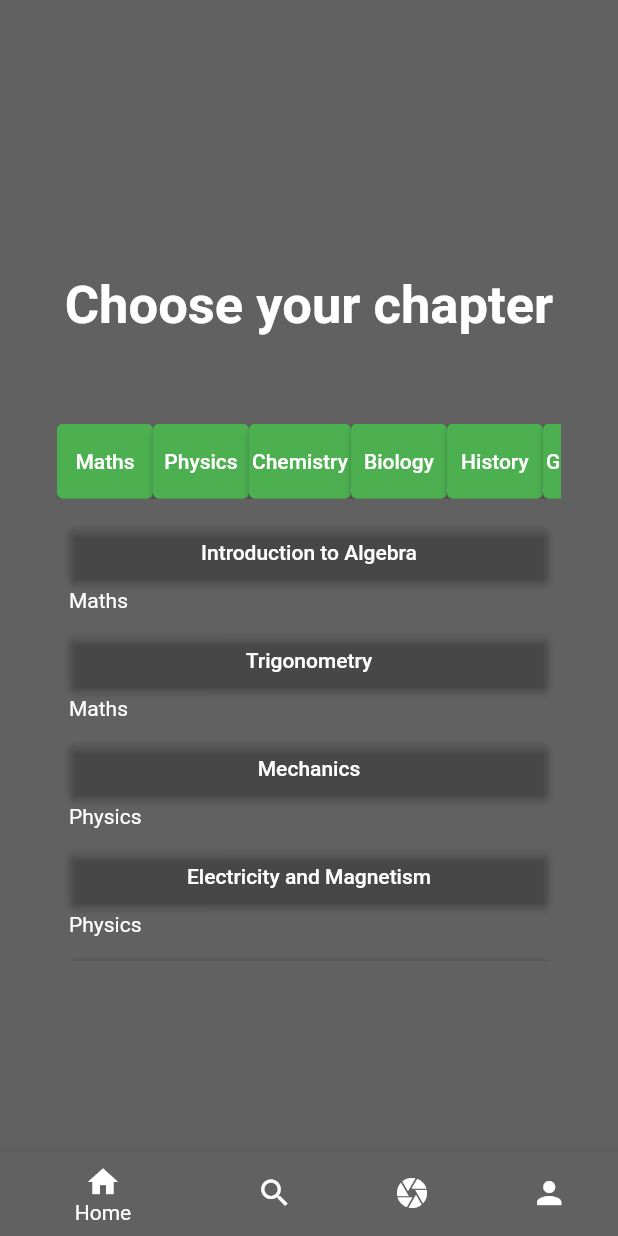
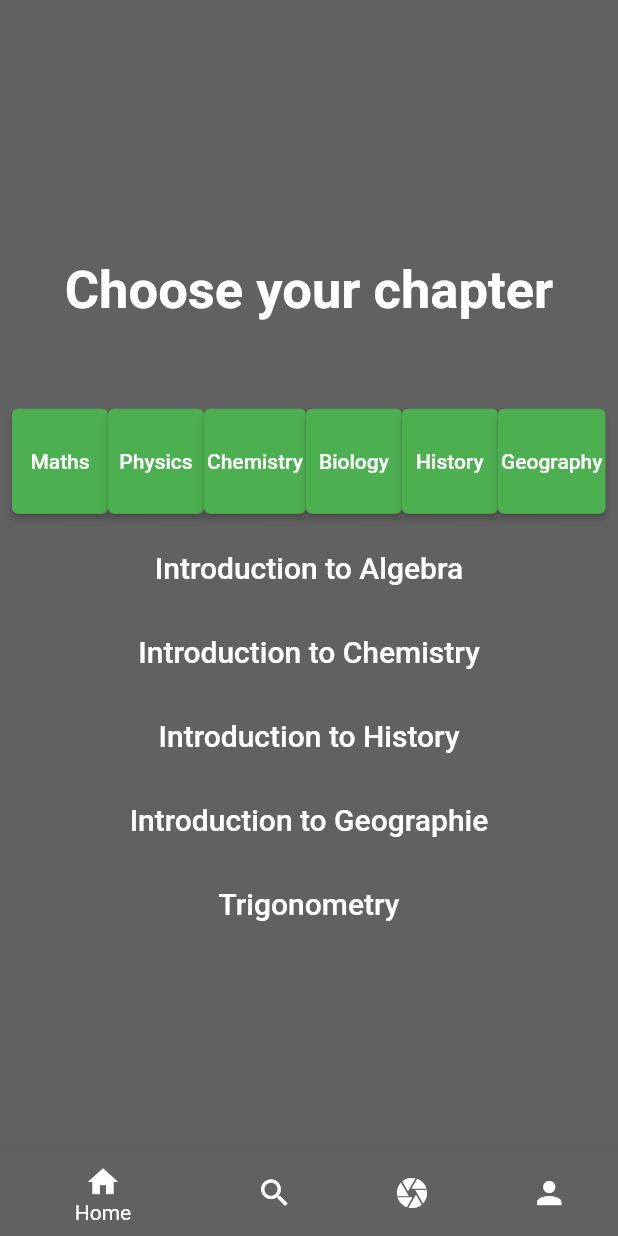
Before and after one commit to Henrisrn/ProjetPi2Pi, a Flutter app: the screen it shows after launch, item 2 of the bottom bar chosen, on a phone screen of 412 x 824 dp. Run offline on Flutter 3.47's test engine with Material 2 defaults, Android fonts, the phone set to English and light mode, and no system bars; our stand-ins replace image_picker, video_player; missing offline and left inert: mongo_dart; Roboto replaces fonts that are missing (Montserrat).

Commit message:
Deuxième commit playstore

```diff
--- a/lib/Chapter.dart
+++ b/lib/Chapter.dart
@@ -7,6 +7,9 @@ class Chapter {
   static List<Chapter> getChapters() {
     return <Chapter>[
       Chapter(title: "Introduction to Algebra", subject: "Maths"),
+      Chapter(title: "Introduction to Chemistry", subject: "Chemistry"),
+      Chapter(title: "Introduction to History", subject: "History"),
+      Chapter(title: "Introduction to Geographie", subject: "Geography"),
       Chapter(title: "Trigonometry", subject: "Maths"),
       Chapter(title: "Mechanics", subject: "Physics"),
       Chapter(title: "Electricity and Magnetism", subject: "Physics"),
--- a/lib/Guest.dart
+++ b/lib/Guest.dart
@@ -7,10 +7,10 @@ import 'package:projetpix/CGU.dart';
 import 'package:projetpix/Camera.dart';
 import 'package:projetpix/Camera2.dart';
 import 'package:projetpix/Chapitre.dart';
+import 'package:projetpix/CoursChapitre.dart';
 import 'package:projetpix/DBConnection.dart';
 import 'package:projetpix/Home.dart';
 import 'package:projetpix/Lecteurvideo.dart';
-import 'package:projetpix/PartieFinie.dart';
 import 'package:projetpix/Premium.dart';
 import 'package:projetpix/Profil.dart';
 import 'package:projetpix/Reglage.dart';
@@ -30,34 +30,18 @@ class _GuestState extends State<Guest> {
   int index = 0;
   String pathvideoo = "";
   List<String> collec = [
-    "Cestun10mais",
-    "Action",
-    "Verite",
-    "Jenaijamais",
-    "Quipourrait",
-    "Cap"
+    "Cours",
   ];
-  String sortie = "";
-
-  bool Partiefinie(List<List<String>> lis) {
-    bool res = false;
-    for (List<String> i in lis) {
-      if (i.length == 0) {
-        res = true;
-      }
-    }
-    return res;
-  }
-
+  List<String> matiereetcours = [];
   List<String> questiondejafaite = [];
   void initState() {
     // ignore: todo
     // TODO: implement initState
+
     super.initState();
 
     DBConnection coll = new DBConnection(collec);
-    coll.dbconnect.then(((question) => setState(() {
-          print(question);
+    coll.dbconnect.then(((courss) => setState(() {
           _widget.addAll([
             Home(
                 onChangedStep: (indexx, value) => setState(() {
@@ -66,6 +50,9 @@ class _GuestState extends State<Guest> {
             Search(
                 onChangedStep: (indexx, value) => setState(() {
                       index = indexx;
+                      for (String i in value) {
+                        matiereetcours.add((i));
+                      }
                     })),
             TakeVideoPage(
                 onChangedStep: (indexx, value) => setState(() {
@@ -95,7 +82,14 @@ class _GuestState extends State<Guest> {
             Terms(
                 onChangedStep: (indexx, value) => setState(() {
                       index = indexx;
-                    }))
+                    })),
+            CoursChapitre(
+              onChangedStep: (indexx, value) => setState(() {
+                index = indexx;
+              }),
+              cours: matiereetcours,
+              contenuecours: courss,
+            )
           ]);
         })));
   }
@@ -108,7 +102,14 @@ class _GuestState extends State<Guest> {
           ? SafeArea(
               child: Scaffold(
               body: Center(
-                  child: Text("Loading", style: TextStyle(fontSize: 30))),
+                child: Image.asset(
+                  width: 200, // Définir la largeur de l'image
+                  height: 200, // Définir la hauteur de l'image
+                  fit: BoxFit
+                      .cover, // Redimensionner l'image pour remplir le conteneur
+                  'assets/images/Loading.jpg',
+                ),
+              ),
             ))
           : _widget.elementAt(index),
     );
--- a/lib/Home.dart
+++ b/lib/Home.dart
@@ -36,12 +36,8 @@ class _HomeState extends State<Home> {
     return SafeArea(
       child: Scaffold(
         backgroundColor: Colors.grey[700],
-        appBar: AppBar(
-          backgroundColor: Colors.grey[700],
-          elevation: 0,
-        ),
         bottomNavigationBar: BottomNavigationBar(
-          backgroundColor: Colors.grey[500],
+          backgroundColor: Colors.transparent,
           items: <BottomNavigationBarItem>[
             BottomNavigationBarItem(
               backgroundColor: Colors.grey[700],
--- a/lib/Search.dart
+++ b/lib/Search.dart
@@ -7,6 +7,7 @@ import 'package:flutter/src/widgets/framework.dart';
 import 'package:projetpix/Camera.dart';
 import 'package:projetpix/Chapitre.dart';
 import 'package:projetpix/Chapter.dart';
+import 'package:projetpix/CoursChapitre.dart';
 import 'package:projetpix/Guest.dart';
 import 'package:projetpix/Profil.dart';
 import 'package:projetpix/Search.dart';
@@ -97,7 +98,7 @@ class _SearchState extends State<Search> {
                 builder: (BuildContext context, Orientation orientation) {
               return Center(
                   child: SingleChildScrollView(
-                padding: EdgeInsets.symmetric(horizontal: 30),
+                padding: EdgeInsets.symmetric(horizontal: 0),
                 child: Column(
                   children: [
                     Text(
@@ -114,7 +115,7 @@ class _SearchState extends State<Search> {
                     Padding(
                         padding: const EdgeInsets.all(8.0),
                         child: Container(
-                          height: 50,
+                          height: 70,
                           child: ListView(
                             scrollDirection: Axis.horizontal,
                             children: _subjects.map((subject) {
@@ -157,21 +158,19 @@ class _SearchState extends State<Search> {
                               title: ElevatedButton(
                                 style: ElevatedButton.styleFrom(
                                     padding: EdgeInsets.all(2),
-                                    primary: Colors.transparent),
-                                onPressed: () => Matiere(
-                                    onChangedStep: (indexx, value) =>
-                                        setState(() {
-                                          index = indexx;
-                                        }),
-                                    chap: _filteredChapters[index]),
+                                    elevation: 0,
+                                    primary: Colors.grey[700]),
+                                onPressed: () {
+                                  widget.onChangedStep(9, [
+                                    _filteredChapters[index].title,
+                                    _filteredChapters[index].subject
+                                  ]);
+                                },
                                 child: Text(
                                   _filteredChapters[index].title,
-                                  style: TextStyle(color: Colors.white),
+                                  style: TextStyle(
+                                      color: Colors.white, fontSize: 20),
                                 ),
-                              ),
-                              subtitle: Text(
-                                _filteredChapters[index].subject,
-                                style: TextStyle(color: Colors.white),
                               ),
                             );
                           },
--- a/lib/Tiktokpage.dart
+++ b/lib/Tiktokpage.dart
@@ -152,8 +152,9 @@ class _TikTokClonePageState extends State<TikTokClonePage> {
                     mainAxisAlignment: MainAxisAlignment.spaceEvenly,
                     children: [
                       IconButton(
+                        iconSize: 70,
                         icon: Icon(Icons.arrow_drop_up,
-                            size: 50, color: Colors.white),
+                            size: 100, color: Colors.transparent),
                         onPressed: () {
                           setState(() {
                             _currentIndex =
@@ -165,8 +166,9 @@ class _TikTokClonePageState extends State<TikTokClonePage> {
                         },
                       ),
                       IconButton(
+                        iconSize: 70,
                         icon: Icon(Icons.arrow_drop_down,
-                            size: 50, color: Colors.white),
+                            size: 100, color: Colors.transparent),
                         onPressed: () {
                           setState(() {
                             _currentIndex =
--- a/lib/UploadVideo.dart
+++ b/lib/UploadVideo.dart
@@ -3,7 +3,6 @@ import 'dart:io';
 import 'package:flutter/material.dart';
 import 'package:image_picker/image_picker.dart';
 import 'package:http/http.dart' as http;
-import 'package:projetpix/VideoReader.dart';
 import 'package:video_player/video_player.dart';
 
 class VideoUploaderPage extends StatefulWidget {
--- a/lib/VideoPlayerpage.dart
+++ b/lib/VideoPlayerpage.dart
@@ -34,9 +34,6 @@ class _VideoPlayerPageState extends State<VideoPlayerPage> {
   @override
   Widget build(BuildContext context) {
     return Scaffold(
-      appBar: AppBar(
-        title: Text('Video Player'),
-      ),
       body: _controller!.value.isInitialized
           ? GestureDetector(
               onTap: () {
--- a/lib/main.dart
+++ b/lib/main.dart
@@ -4,7 +4,6 @@ import 'package:flutter/services.dart';
 import 'package:projetpix/Guest.dart';
 import 'package:projetpix/Home.dart';
 import 'package:projetpix/Lecteurvideo.dart';
-import 'package:projetpix/Test.dart';
 import 'package:projetpix/Tiktokpage.dart';
 
 void main() async {
--- a/pubspec.yaml
+++ b/pubspec.yaml
@@ -17,7 +17,7 @@ publish_to: 'none' # Remove this line if you wish to publish to pub.dev
 # https://developer.apple.com/library/archive/documentation/General/Reference/InfoPlistKeyReference/Articles/CoreFoundationKeys.html
 # In Windows, build-name is used as the major, minor, and patch parts
 # of the product and file versions while build-number is used as the build suffix.
-version: 1.0.0+1
+version: 1.2.3+1
 
 environment:
   sdk: '>=2.18.4 <3.0.0'
@@ -41,10 +41,6 @@ dependencies:
   path: ^1.8.2
   image_picker: ^0.7.2+1
   video_player: ^2.5.1
-  google_sign_in: ^6.0.0
-  youtube: ^1.0.1
-  googleapis: ^10.1.0
-  googleapis_auth: ^1.3.1
 
 dev_dependencies:
   flutter_test:
```
Also changed, not shown: lib/CoursChapitre.dart (added, +133 -0 lines), lib/DBConnection.dart (+16 -16 lines), lib/PartieFinie.dart (deleted, +0 -20 lines), lib/Test.dart (deleted, +0 -41 lines), lib/VideoReader.dart (deleted, +0 -19 lines), assets/images/Loading.jpg (added), pubspec.lock, 1 other file.
